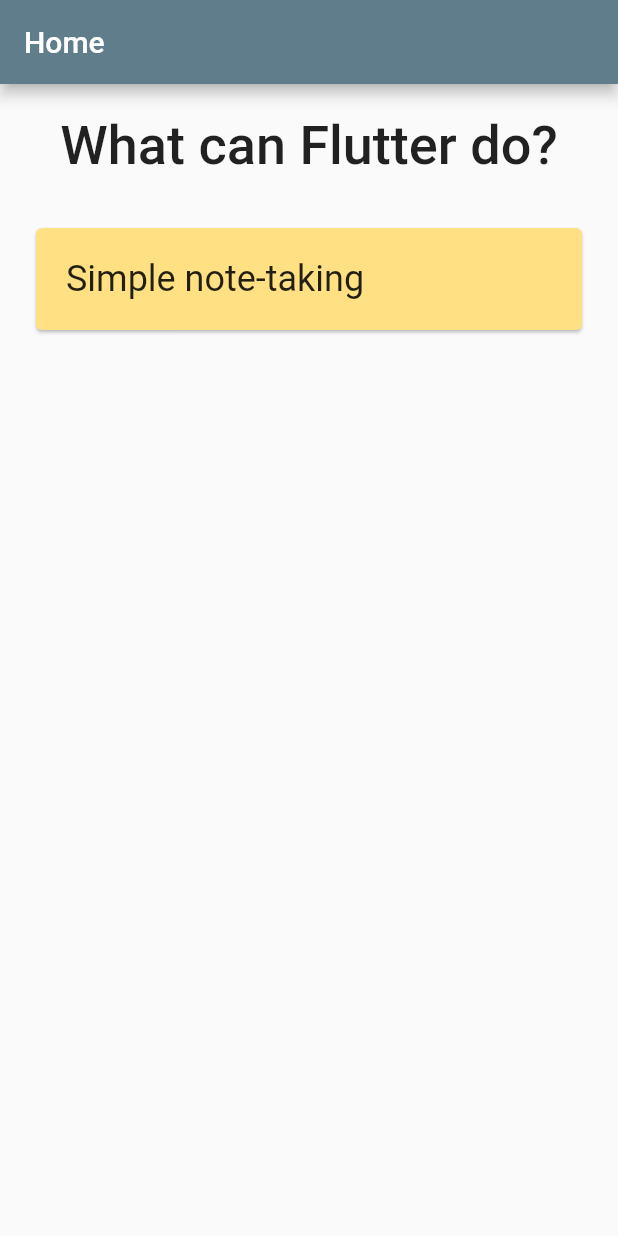
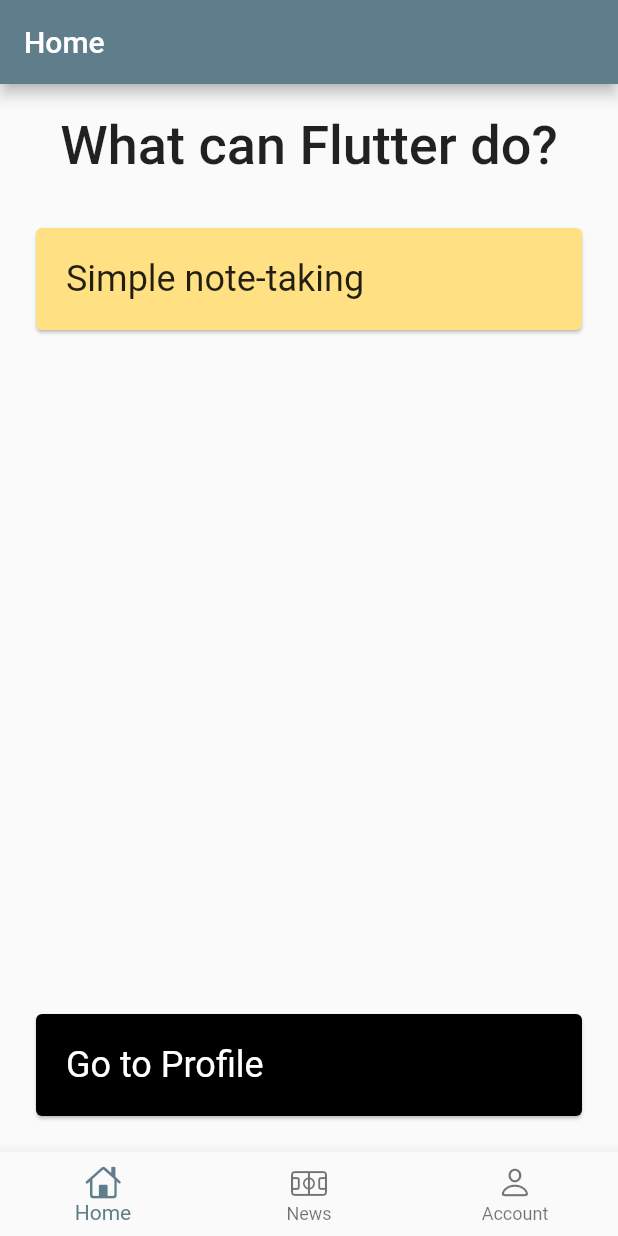
Before and after one commit to moshaz/wcfd, a Flutter app: the screen it shows after launch, on a phone screen of 412 x 824 dp. Run offline on Flutter 3.47's test engine with Material 2 defaults, Android fonts, the phone set to English and light mode, and no system bars; our stand-ins replace get.

```diff
--- /dev/null
+++ b/lib/Controllers/home_controller.dart
@@ -0,0 +1,13 @@
+
+import 'package:get/get.dart';
+
+class HomeController extends GetxController {
+  var tabIndex = 0;
+  var lastTabIndex = 0;
+
+  void changeTabIndex(int index) {
+    lastTabIndex = tabIndex;
+    tabIndex = index;
+    update();
+  }
+}
--- /dev/null
+++ b/lib/Routes/app_pages.dart
@@ -0,0 +1,15 @@
+import 'package:get/get.dart';
+import 'package:wcfd/Views/app_nav_binding.dart';
+import 'package:wcfd/Views/app_nav.dart';
+
+import 'app_routes.dart';
+
+class AppPages {
+  static var list = [
+    GetPage(
+      name: AppRoutes.APPNAV,
+      page: () => AppNav(),
+      binding: AppNavBinding(),
+    ),
+  ];
+}
--- /dev/null
+++ b/lib/Routes/app_routes.dart
@@ -0,0 +1,6 @@
+class AppRoutes {
+  static const String APPNAV = '/';
+  static const String HOME = '/home';
+  static const String NEWS = '/news';
+  static const String PROFILE = '/profile';
+}
--- /dev/null
+++ b/lib/Views/app_nav.dart
@@ -0,0 +1,57 @@
+import 'package:flutter/cupertino.dart';
+import 'package:flutter/material.dart';
+import 'package:wcfd/Controllers/home_controller.dart';
+import 'package:get/get.dart';
+import 'package:wcfd/Views/profile_page.dart';
+
+import 'home_page.dart';
+import 'news_page.dart';
+
+class AppNav extends StatefulWidget {
+  const AppNav({Key? key}) : super(key: key);
+
+  @override
+  State<AppNav> createState() => _AppNavState();
+}
+
+class _AppNavState extends State<AppNav> {
+  @override
+  Widget build(BuildContext context) {
+    return GetBuilder<HomeController>(
+      builder: (controller) {
+        return Scaffold(
+            body: SafeArea(
+              child:
+              IndexedStack(
+                index: controller.tabIndex,
+                children: [
+                  HomePage(),
+                  NewsPage(),
+                  ProfilePage(),
+                ],
+              ),// Here your page container will be placed,
+            ),
+            bottomNavigationBar:
+            BottomNavigationBar(
+              onTap: controller.changeTabIndex,
+              currentIndex: controller.tabIndex,
+              items: [
+                BottomNavigationBarItem(
+                  icon: Icon(CupertinoIcons.home),
+                  label: 'Home',
+                ),
+                BottomNavigationBarItem(
+                  icon: Icon(CupertinoIcons.sportscourt),
+                  label: 'News',
+                ),
+                BottomNavigationBarItem(
+                  icon: Icon(CupertinoIcons.person),
+                  label: 'Account',
+                ),
+              ],
+            )// Your bottom navigation bar widget here,
+        );
+      },
+    );
+  }
+}
--- /dev/null
+++ b/lib/Views/app_nav_binding.dart
@@ -0,0 +1,9 @@
+import 'package:get/get.dart';
+import 'package:wcfd/Controllers/home_controller.dart';
+
+class AppNavBinding extends Bindings {
+  @override
+  void dependencies() {
+    Get.lazyPut<HomeController>(() => HomeController());
+  }
+}
--- a/lib/Views/home_page.dart
+++ b/lib/Views/home_page.dart
@@ -1,4 +1,8 @@
 import 'package:flutter/material.dart';
+import 'package:get/get.dart';
+import 'package:wcfd/Controllers/home_controller.dart';
+import 'package:wcfd/Routes/app_routes.dart';
+import 'package:wcfd/Views/profile_page.dart';
 
 class HomePage extends StatefulWidget {
   const HomePage({Key? key}) : super(key: key);
@@ -8,8 +12,13 @@ class HomePage extends StatefulWidget {
 }
 
 class _HomePageState extends State<HomePage> {
+
+  HomeController homeController = Get.put(HomeController());
+
   @override
   Widget build(BuildContext context) {
+
+    //homeController.changeTabIndex(0);
     return Scaffold(
       appBar: AppBar(
         title: Text("Home"),
@@ -46,6 +55,30 @@ class _HomePageState extends State<HomePage> {
                   ),
                 ),
               ),
+              Spacer(),
+              Card(
+                color: Colors.black,
+                child: InkWell(
+                  onTap: (){
+                    //Get.to(ProfilePage());
+                    // Navigator.push(
+                    //   context,
+                    //   MaterialPageRoute(builder: (context) => const ProfilePage()),
+                    // );
+                    homeController.changeTabIndex(2);
+                  },
+                  child: Container(
+                    alignment: Alignment.topLeft,
+                    width: MediaQuery.of(context).size.width,
+                    padding: EdgeInsets.all(20),
+                    child: Column(
+                      children: [
+                        Text("Go to Profile", style: TextStyle(fontSize: 24, color: Colors.white))
+                      ],
+                    ),
+                  ),
+                ),
+              ),
             ],
           ),
         ),
--- a/lib/main.dart
+++ b/lib/main.dart
@@ -1,5 +1,10 @@
 import 'package:flutter/material.dart';
+import 'package:wcfd/Views/app_nav.dart';
 import 'package:wcfd/Views/home_page.dart';
+import 'package:get/get.dart';
+
+import 'Routes/app_pages.dart';
+import 'Routes/app_routes.dart';
 
 void main() {
   runApp(MyApp());
@@ -9,7 +14,7 @@ class MyApp extends StatelessWidget {
   // This widget is the root of your application.
   @override
   Widget build(BuildContext context) {
-    return MaterialApp(
+    return GetMaterialApp(
       debugShowCheckedModeBanner: false,
       title: 'What Can Flutter Do?',
       theme: ThemeData(
@@ -28,7 +33,9 @@ class MyApp extends StatelessWidget {
         // closer together (more dense) than on mobile platforms.
         visualDensity: VisualDensity.adaptivePlatformDensity,
       ),
-      home: HomePage(),
+      initialRoute: AppRoutes.APPNAV,
+      getPages: AppPages.list,
+      //home: AppNav(),
     );
   }
 }
--- a/pubspec.yaml
+++ b/pubspec.yaml
@@ -28,6 +28,9 @@ dependencies:
   # The following adds the Cupertino Icons font to your application.
   # Use with the CupertinoIcons class for iOS style icons.
   cupertino_icons: ^1.0.0
+  get: ^4.6.1
+  sqflite: ^2.0.2
+  http: ^0.13.5
 
 dev_dependencies:
   flutter_test:
```
Also changed, not shown: lib/Views/news_page.dart (added, +61 -0 lines), lib/Views/profile_page.dart (added, +74 -0 lines), pubspec.lock.
